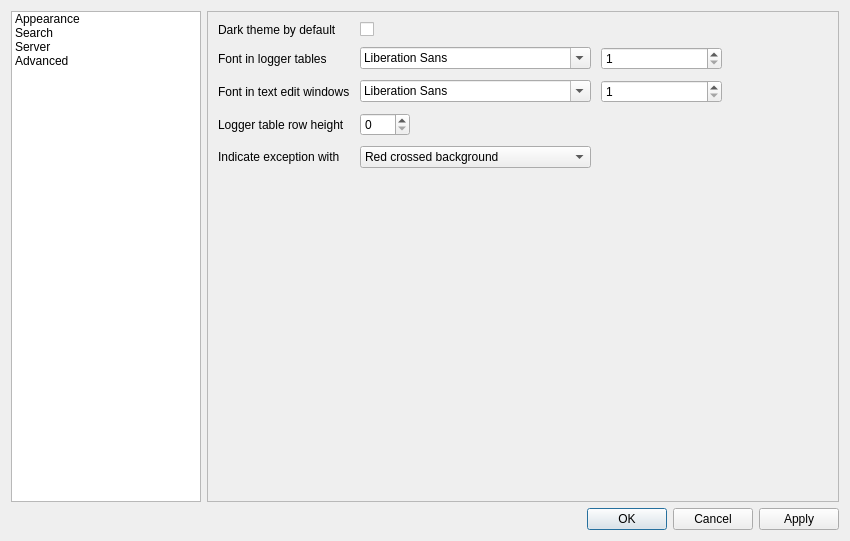
Old version of the form cutelog/resources/ui/settings_dialog.ui in the repository busimus/cutelog.
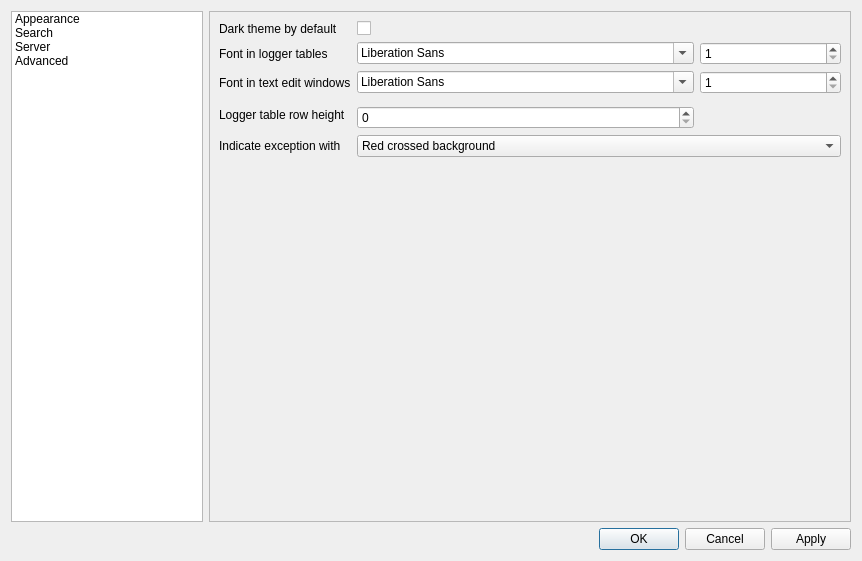
New version of the form. The open tabs and pages were chosen to show the change.

Commit message: Settings dialog: Made the appearance page resizeable.

The edit to the form file:
```diff
--- a/cutelog/resources/ui/settings_dialog.ui
+++ b/cutelog/resources/ui/settings_dialog.ui
@@ -6,8 +6,8 @@
    <rect>
     <x>0</x>
     <y>0</y>
-    <width>850</width>
-    <height>541</height>
+    <width>862</width>
+    <height>561</height>
    </rect>
   </property>
   <property name="windowTitle">
@@ -72,106 +72,55 @@
       <number>1</number>
      </property>
      <widget class="QWidget" name="pageAppearance">
-      <widget class="QWidget" name="gridLayoutWidget">
-       <property name="geometry">
-        <rect>
-         <x>10</x>
-         <y>10</y>
-         <width>504</width>
-         <height>301</height>
-        </rect>
-       </property>
        <layout class="QGridLayout" name="gridLayout">
-        <property name="spacing">
-         <number>10</number>
-        </property>
-        <item row="0" column="1">
-         <widget class="QCheckBox" name="darkThemeDefaultCheckBox">
-          <property name="text">
-           <string/>
+       <item row="2" column="4" colspan="2">
+        <widget class="QSpinBox" name="loggerTableFontSize">
+         <property name="sizePolicy">
+          <sizepolicy hsizetype="Expanding" vsizetype="Fixed">
+           <horstretch>1</horstretch>
+           <verstretch>0</verstretch>
+          </sizepolicy>
+         </property>
+         <property name="minimum">
+          <number>1</number>
           </property>
          </widget>
         </item>
-        <item row="2" column="1">
-         <widget class="QFontComboBox" name="textViewFont"/>
-        </item>
-        <item row="3" column="1">
-         <widget class="QSpinBox" name="loggerTableRowHeight">
-          <property name="maximumSize">
-           <size>
-            <width>50</width>
-            <height>16777215</height>
-           </size>
-          </property>
-         </widget>
-        </item>
-        <item row="1" column="0">
-         <widget class="QLabel" name="label_9">
-          <property name="text">
-           <string>Font in logger tables</string>
-          </property>
-         </widget>
-        </item>
-        <item row="0" column="0">
-         <widget class="QLabel" name="label_3">
-          <property name="text">
-           <string>Dark theme by default</string>
-          </property>
-         </widget>
-        </item>
-        <item row="2" column="0">
+       <item row="4" column="0" colspan="3">
          <widget class="QLabel" name="label_10">
           <property name="text">
            <string>Font in text edit windows</string>
           </property>
          </widget>
         </item>
-        <item row="3" column="0">
-         <widget class="QLabel" name="label_4">
-          <property name="text">
-           <string>Logger table row height</string>
-          </property>
-         </widget>
-        </item>
-        <item row="1" column="1">
-         <widget class="QFontComboBox" name="loggerTableFont"/>
-        </item>
-        <item row="5" column="1">
+       <item row="8" column="0" colspan="6">
          <spacer name="verticalSpacer">
           <property name="orientation">
            <enum>Qt::Vertical</enum>
           </property>
           <property name="sizeHint" stdset="0">
            <size>
-            <width>20</width>
-            <height>40</height>
+           <width>0</width>
+           <height>0</height>
            </size>
           </property>
          </spacer>
         </item>
-        <item row="4" column="0">
+       <item row="7" column="0" colspan="3">
          <widget class="QLabel" name="label_16">
           <property name="text">
            <string>Indicate exception with</string>
           </property>
          </widget>
         </item>
-        <item row="1" column="2">
-         <widget class="QSpinBox" name="loggerTableFontSize">
-          <property name="minimum">
-           <number>1</number>
-          </property>
-         </widget>
-        </item>
-        <item row="2" column="2">
-         <widget class="QSpinBox" name="textViewFontSize">
-          <property name="minimum">
-           <number>1</number>
-          </property>
-         </widget>
-        </item>
-        <item row="4" column="1">
+       <item row="7" column="3" colspan="3">
          <widget class="QComboBox" name="excIndicationComboBox">
+         <property name="sizePolicy">
+          <sizepolicy hsizetype="Expanding" vsizetype="Fixed">
+           <horstretch>0</horstretch>
+           <verstretch>0</verstretch>
+          </sizepolicy>
+         </property>
           <item>
            <property name="text">
             <string>Red crossed background</string>
@@ -189,8 +138,84 @@
           </item>
          </widget>
         </item>
-       </layout>
-      </widget>
+       <item row="6" column="3">
+        <widget class="QSpinBox" name="loggerTableRowHeight">
+         <property name="sizePolicy">
+          <sizepolicy hsizetype="Expanding" vsizetype="Fixed">
+           <horstretch>0</horstretch>
+           <verstretch>0</verstretch>
+          </sizepolicy>
+         </property>
+        </widget>
+       </item>
+       <item row="4" column="3">
+        <widget class="QFontComboBox" name="textViewFont">
+         <property name="sizePolicy">
+          <sizepolicy hsizetype="Expanding" vsizetype="Fixed">
+           <horstretch>5</horstretch>
+           <verstretch>0</verstretch>
+          </sizepolicy>
+         </property>
+        </widget>
+       </item>
+       <item row="4" column="4" colspan="2">
+        <widget class="QSpinBox" name="textViewFontSize">
+         <property name="sizePolicy">
+          <sizepolicy hsizetype="Expanding" vsizetype="Fixed">
+           <horstretch>1</horstretch>
+           <verstretch>0</verstretch>
+          </sizepolicy>
+         </property>
+         <property name="minimum">
+          <number>1</number>
+         </property>
+        </widget>
+       </item>
+       <item row="2" column="3">
+        <widget class="QFontComboBox" name="loggerTableFont">
+         <property name="sizePolicy">
+          <sizepolicy hsizetype="Expanding" vsizetype="Fixed">
+           <horstretch>5</horstretch>
+           <verstretch>0</verstretch>
+          </sizepolicy>
+         </property>
+        </widget>
+       </item>
+       <item row="0" column="3">
+        <widget class="QCheckBox" name="darkThemeDefaultCheckBox">
+         <property name="sizePolicy">
+          <sizepolicy hsizetype="Expanding" vsizetype="Fixed">
+           <horstretch>0</horstretch>
+           <verstretch>0</verstretch>
+          </sizepolicy>
+         </property>
+         <property name="text">
+          <string/>
+         </property>
+        </widget>
+       </item>
+       <item row="0" column="0" colspan="3">
+        <widget class="QLabel" name="label_3">
+         <property name="text">
+          <string>Dark theme by default</string>
+         </property>
+        </widget>
+       </item>
+       <item row="5" column="0" rowspan="2" colspan="3">
+        <widget class="QLabel" name="label_4">
+         <property name="text">
+          <string>Logger table row height</string>
+         </property>
+        </widget>
+       </item>
+       <item row="2" column="0" colspan="3">
+        <widget class="QLabel" name="label_9">
+         <property name="text">
+          <string>Font in logger tables</string>
+         </property>
+        </widget>
+       </item>
+      </layout>
      </widget>
      <widget class="QWidget" name="pageSearch">
       <layout class="QGridLayout" name="gridLayout_2">
```
Left out of the diff: 38 changed lines with no effect on the pictures. Lines whose indentation alone changed are shown as unchanged.
